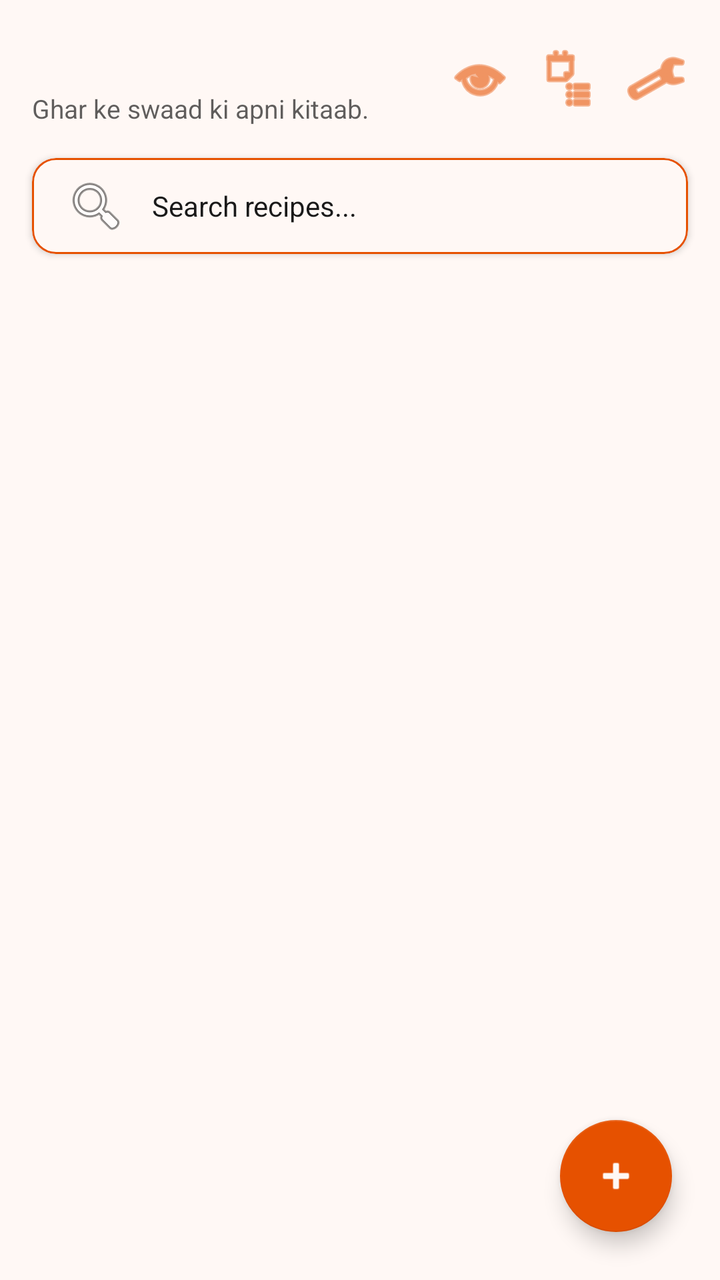
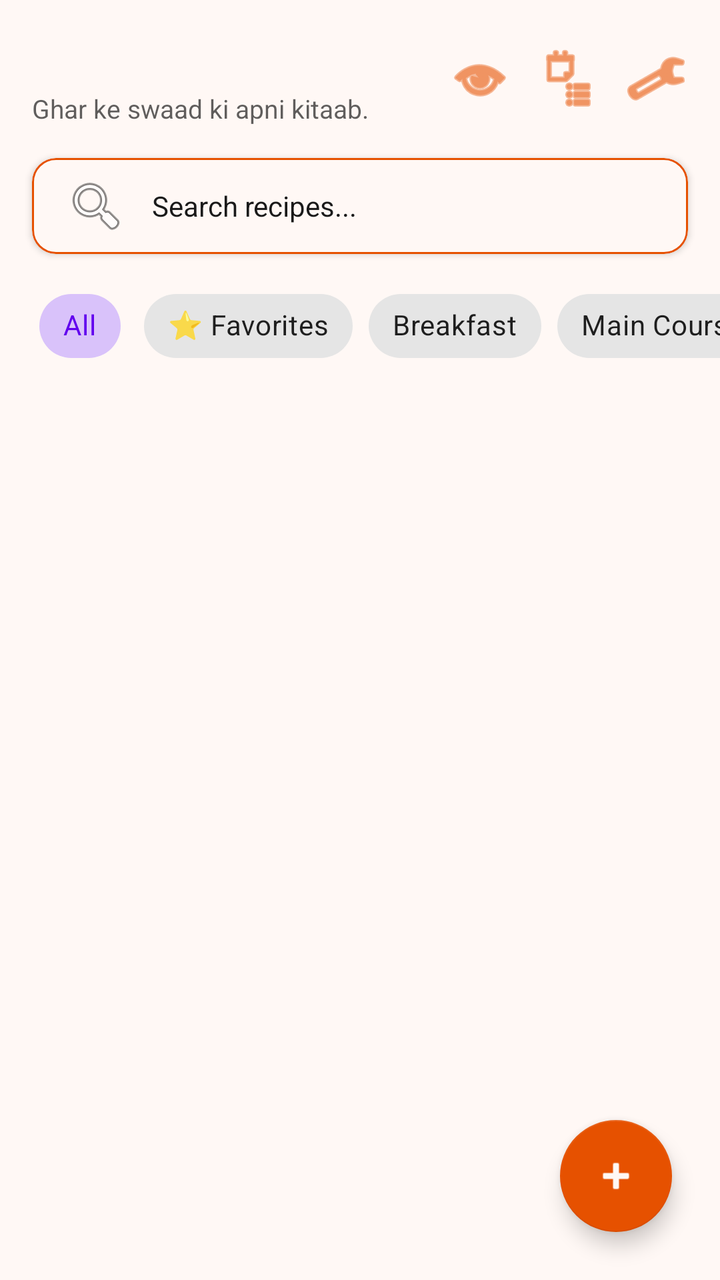

The first picture is an Android layout as it rendered before a commit; the second is the same layout after the commit. The layout source and the unified diff follow.
<!-- AndroidManifest.xml: application theme Theme.Annapurna -->
<!-- res/layout/activity_main.xml -->
<?xml version="1.0" encoding="utf-8"?>
<RelativeLayout xmlns:android="http://schemas.android.com/apk/res/android"
    xmlns:app="http://schemas.android.com/apk/res-auto"
    android:layout_width="match_parent"
    android:layout_height="match_parent"
    android:background="?attr/kitchenBg">

    
    <RelativeLayout
        android:id="@+id/headerLayout"
        android:layout_width="match_parent"
        android:layout_height="wrap_content"
        android:padding="16dp">

        <LinearLayout
            android:layout_width="wrap_content"
            android:layout_height="wrap_content"
            android:layout_alignParentStart="true"
            android:layout_centerVertical="true"
            android:orientation="vertical">

            <TextView
                android:id="@+id/txtGreetingHeader"
                android:layout_width="wrap_content"
                android:layout_height="wrap_content"
                android:fontFamily="sans-serif-bold"
                android:textColor="?attr/kitchenPrimary"
                android:textSize="22sp" />

            <TextView
                android:layout_width="wrap_content"
                android:layout_height="wrap_content"
                android:fontFamily="sans-serif"
                android:text="@string/app_tagline"
                android:textColor="?attr/kitchenTextMain"
                android:textSize="13sp"
                android:alpha="0.7" />
        </LinearLayout>

        <LinearLayout
            android:layout_width="wrap_content"
            android:layout_height="wrap_content"
            android:layout_alignParentEnd="true"
            android:layout_centerVertical="true"
            android:gravity="center_vertical"
            android:orientation="horizontal">

            <ImageView
                android:id="@+id/btnThemeToggle"
                android:layout_width="32dp"
                android:layout_height="32dp"
                android:layout_marginEnd="12dp"
                android:contentDescription="Toggle Theme"
                android:src="@android:drawable/ic_menu_view"
                app:tint="?attr/kitchenPrimary" />

            <ImageView
                android:id="@+id/btnGrocery"
                android:layout_width="32dp"
                android:layout_height="32dp"
                android:layout_marginEnd="12dp"
                android:contentDescription="Grocery List"
                android:src="@android:drawable/ic_menu_agenda"
                app:tint="?attr/kitchenPrimary" />

            <ImageView
                android:id="@+id/btnSettings"
                android:layout_width="32dp"
                android:layout_height="32dp"
                android:contentDescription="Settings"
                android:src="@android:drawable/ic_menu_manage"
                app:tint="?attr/kitchenPrimary" />
        </LinearLayout>
    </RelativeLayout>

    
    <com.google.android.material.card.MaterialCardView
        android:id="@+id/cardSearch"
        android:layout_width="match_parent"
        android:layout_height="wrap_content"
        android:layout_below="@id/headerLayout"
        android:layout_marginHorizontal="16dp"
        android:layout_marginBottom="12dp"
        app:cardBackgroundColor="?attr/kitchenBg"
        app:cardCornerRadius="12dp"
        app:cardElevation="2dp"
        app:strokeColor="?attr/kitchenPrimary"
        app:strokeWidth="1dp">

        <EditText
            android:id="@+id/etSearch"
            android:layout_width="match_parent"
            android:layout_height="48dp"
            android:background="@null"
            android:drawableStart="@android:drawable/ic_menu_search"
            android:drawablePadding="12dp"
            android:fontFamily="sans-serif"
            android:hint="@string/search_recipes"
            android:paddingHorizontal="16dp"
            android:textColor="?attr/kitchenTextMain"
            android:textColorHint="?attr/kitchenTextMain"
            android:textSize="14sp" />
    </com.google.android.material.card.MaterialCardView>

    
    <androidx.recyclerview.widget.RecyclerView
        android:id="@+id/rvRecipes"
        android:layout_width="match_parent"
        android:layout_height="match_parent"
        android:layout_above="@id/fabAddRecipe"
        android:layout_below="@id/cardSearch"
        android:clipToPadding="false"
        android:padding="12dp" />

    
    <LinearLayout
        android:id="@+id/layoutEmptyState"
        android:layout_width="match_parent"
        android:layout_height="wrap_content"
        android:layout_centerInParent="true"
        android:gravity="center"
        android:orientation="vertical"
        android:padding="32dp"
        android:visibility="gone">

        <ImageView
            android:layout_width="80dp"
            android:layout_height="80dp"
            android:alpha="0.4"
            android:src="@drawable/ic_handi_logo"
            app:tint="?attr/kitchenPrimary" />

        <TextView
            android:layout_width="wrap_content"
            android:layout_height="wrap_content"
            android:layout_marginTop="16dp"
            android:fontFamily="sans-serif-bold"
            android:text="No Recipes Found"
            android:textColor="?attr/kitchenPrimary"
            android:textSize="18sp" />

        <TextView
            android:layout_width="wrap_content"
            android:layout_height="wrap_content"
            android:layout_marginTop="6dp"
            android:alpha="0.7"
            android:fontFamily="sans-serif"
            android:gravity="center"
            android:text="Your kitchen vault is empty. Tap below to save your first secret family recipe!"
            android:textColor="?attr/kitchenTextMain"
            android:textSize="13sp" />

        <com.google.android.material.button.MaterialButton
            android:id="@+id/btnEmptyAddRecipe"
            android:layout_width="wrap_content"
            android:layout_height="wrap_content"
            android:layout_marginTop="16dp"
            android:fontFamily="sans-serif-medium"
            android:text="+ Add First Recipe"
            android:textColor="?attr/kitchenBg"
            app:backgroundTint="?attr/kitchenPrimary"
            app:cornerRadius="8dp" />

    </LinearLayout>

    
    <com.google.android.material.floatingactionbutton.FloatingActionButton
        android:id="@+id/fabAddRecipe"
        android:layout_width="wrap_content"
        android:layout_height="wrap_content"
        android:layout_alignParentEnd="true"
        android:layout_alignParentBottom="true"
        android:layout_margin="24dp"
        android:contentDescription="@string/desc_new_recipe"
        android:src="@android:drawable/ic_input_add"
        app:backgroundTint="?attr/kitchenPrimary"
        app:tint="?attr/kitchenBg" />

</RelativeLayout>
<!-- resources referenced by this layout -->
<resources>
  <!-- drawable ic_handi_logo: vector/xml drawable (drawable, 2802 chars, omitted) -->
  <string name="app_tagline">Ghar ke swaad ki apni kitaab.</string>
  <string name="desc_new_recipe">Create New Recipe</string>
  <string name="search_recipes">Search recipes...</string>
  <style name="Theme.Annapurna" parent="Theme.MaterialComponents.DayNight.NoActionBar">
          <item name="android:statusBarColor">?attr/kitchenPrimaryDark</item>
          <item name="android:windowLightStatusBar">false</item>
  
          
          <item name="kitchenPrimary">@color/kesar_primary</item>
          <item name="kitchenPrimaryDark">@color/kesar_primary_dark</item>
          <item name="kitchenAccent">@color/kesar_accent</item>
          <item name="kitchenBg">@color/kesar_bg_light</item>
          <item name="kitchenTextMain">@color/text_dark</item>
          <item name="kitchenTextSecondary">@color/text_muted_light</item>
      </style>
  <color name="kesar_primary">#E65100</color>
  <color name="kesar_primary_dark">#BF360C</color>
  <color name="kesar_accent">#FF9800</color>
  <color name="kesar_bg_light">#FFF8F5</color>
  <color name="text_dark">#1A1A1A</color>
  <color name="text_muted_light">#666666</color>
</resources>

<!-- the commit's change to res/layout/activity_main.xml (unified diff, before → after) -->
@@ -103,12 +103,82 @@
     </com.google.android.material.card.MaterialCardView>
 
     
+    <HorizontalScrollView
+        android:id="@+id/scrollCategoryChips"
+        android:layout_width="match_parent"
+        android:layout_height="wrap_content"
+        android:layout_below="@id/cardSearch"
+        android:layout_marginBottom="8dp"
+        android:clipToPadding="false"
+        android:paddingHorizontal="16dp"
+        android:scrollbars="none">
+
+        <com.google.android.material.chip.ChipGroup
+            android:id="@+id/chipGroupCategories"
+            android:layout_width="wrap_content"
+            android:layout_height="wrap_content"
+            app:singleLine="true"
+            app:singleSelection="true">
+
+            <com.google.android.material.chip.Chip
+                android:id="@+id/chipAll"
+                style="@style/Widget.MaterialComponents.Chip.Choice"
+                android:layout_width="wrap_content"
+                android:layout_height="wrap_content"
+                android:checked="true"
+                android:text="All" />
+
+            <com.google.android.material.chip.Chip
+                android:id="@+id/chipFavorites"
+                style="@style/Widget.MaterialComponents.Chip.Choice"
+                android:layout_width="wrap_content"
+                android:layout_height="wrap_content"
+                android:text="⭐ Favorites" />
+
+            <com.google.android.material.chip.Chip
+                android:id="@+id/chipBreakfast"
+                style="@style/Widget.MaterialComponents.Chip.Choice"
+                android:layout_width="wrap_content"
+                android:layout_height="wrap_content"
+                android:text="Breakfast" />
+
+            <com.google.android.material.chip.Chip
+                android:id="@+id/chipMainCourse"
+                style="@style/Widget.MaterialComponents.Chip.Choice"
+                android:layout_width="wrap_content"
+                android:layout_height="wrap_content"
+                android:text="Main Course" />
+
+            <com.google.android.material.chip.Chip
+                android:id="@+id/chipSweets"
+                style="@style/Widget.MaterialComponents.Chip.Choice"
+                android:layout_width="wrap_content"
+                android:layout_height="wrap_content"
+                android:text="Sweets" />
+
+            <com.google.android.material.chip.Chip
+                android:id="@+id/chipSnacks"
+                style="@style/Widget.MaterialComponents.Chip.Choice"
+                android:layout_width="wrap_content"
+                android:layout_height="wrap_content"
+                android:text="Snacks" />
+
+            <com.google.android.material.chip.Chip
+                android:id="@+id/chipBeverages"
+                style="@style/Widget.MaterialComponents.Chip.Choice"
+                android:layout_width="wrap_content"
+                android:layout_height="wrap_content"
+                android:text="Beverages" />
+        </com.google.android.material.chip.ChipGroup>
+    </HorizontalScrollView>
+
+    
     <androidx.recyclerview.widget.RecyclerView
         android:id="@+id/rvRecipes"
         android:layout_width="match_parent"
         android:layout_height="match_parent"
         android:layout_above="@id/fabAddRecipe"
-        android:layout_below="@id/cardSearch"
+        android:layout_below="@id/scrollCategoryChips"
         android:clipToPadding="false"
         android:padding="12dp" />
 
